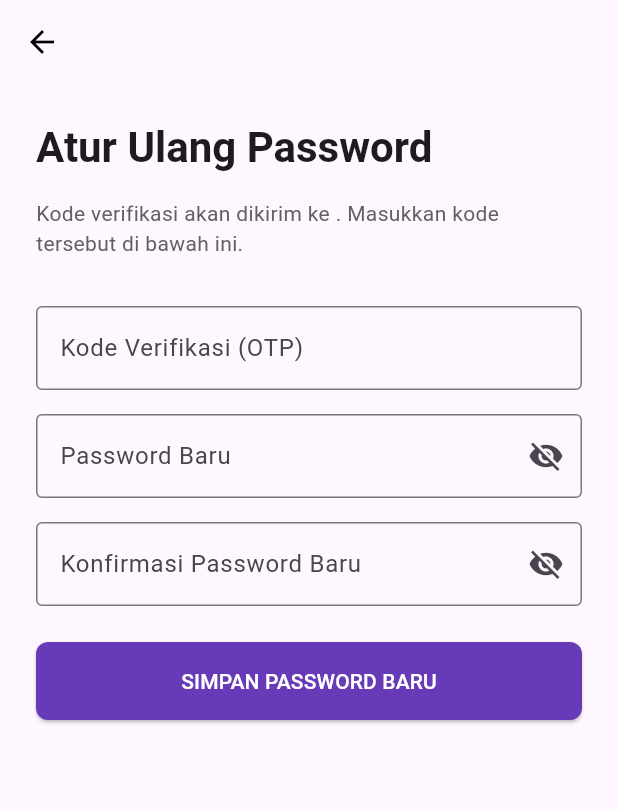
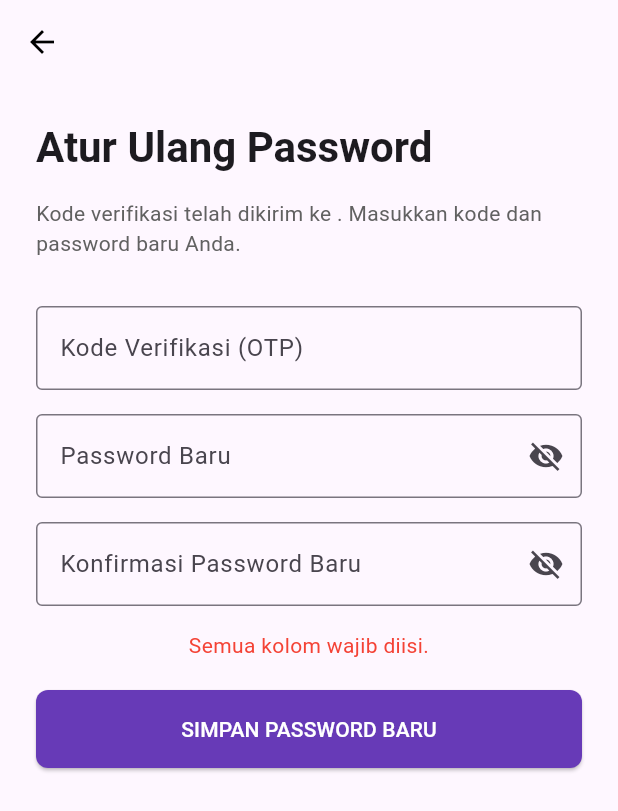
Before and after one commit to piksemos-org/piksel_mos, a Flutter app: the ResetPasswordScreen screen opened directly with empty values, after a tap on "SIMPAN PASSWORD BARU", on a phone screen of 412 x 824 dp. Shown: the top 811 px of the screen. Run offline on Flutter 3.47's test engine with Material 3 defaults, Android fonts, the phone set to English and light mode, and no system bars.

Commit message:
Terbaru 2

```diff
--- a/lib/screens/auth/forgot_password_screen.dart
+++ b/lib/screens/auth/forgot_password_screen.dart
@@ -13,6 +13,7 @@ class ForgotPasswordScreen extends StatefulWidget {
 class _ForgotPasswordScreenState extends State<ForgotPasswordScreen> {
   final _emailPhoneController = TextEditingController();
   bool _isLoading = false;
+  // 3a. State untuk pesan error
   String? _errorMessage;
 
   @override
@@ -42,8 +43,9 @@ class _ForgotPasswordScreenState extends State<ForgotPasswordScreen> {
       final response = await http.post(url, headers: headers, body: body);
 
       if (mounted) {
+        // 3b. Penanganan respons yang lebih detail
         if (response.statusCode == 200) {
-          // 2a & 2b. Mengaktifkan navigasi dan mengirim data
+          // 1. Sukses
           Navigator.push(
             context,
             MaterialPageRoute(
@@ -52,10 +54,17 @@ class _ForgotPasswordScreenState extends State<ForgotPasswordScreen> {
               ),
             ),
           );
-        } else {
+        } else if (response.statusCode == 403) {
+          // 2. Belum Terverifikasi
           final responseData = json.decode(response.body);
           setState(() {
-            _errorMessage = responseData['message'] ?? 'Gagal mengirim kode.';
+            _errorMessage = responseData['message'] ?? 'Akun ini belum diverifikasi.';
+          });
+        } else {
+          // 3. Error Lainnya
+          final responseData = json.decode(response.body);
+          setState(() {
+            _errorMessage = responseData['message'] ?? 'Terjadi kesalahan. Silakan coba lagi.';
           });
         }
       }
@@ -118,6 +127,8 @@ class _ForgotPasswordScreenState extends State<ForgotPasswordScreen> {
                   keyboardType: TextInputType.emailAddress,
                 ),
                 const SizedBox(height: 16),
+
+                // 3c. Tampilkan Pesan Error di UI
                 if (_errorMessage != null)
                   Padding(
                     padding: const EdgeInsets.only(bottom: 10.0),
@@ -127,6 +138,7 @@ class _ForgotPasswordScreenState extends State<ForgotPasswordScreen> {
                       textAlign: TextAlign.center,
                     ),
                   ),
+
                 ElevatedButton(
                   onPressed: _isLoading ? null : _sendResetCode,
                   style: ElevatedButton.styleFrom(
--- a/lib/screens/auth/reset_password_screen.dart
+++ b/lib/screens/auth/reset_password_screen.dart
@@ -1,7 +1,9 @@
 import 'package:flutter/material.dart';
+import 'package:http/http.dart' as http;
+import 'dart:convert';
+import 'package:piksel_mos/screens/auth/login_screen.dart';
 
 class ResetPasswordScreen extends StatefulWidget {
-  // 1a. "Kotak surat" untuk menerima data dari halaman sebelumnya
   final String emailOrPhone;
 
   const ResetPasswordScreen({
@@ -14,8 +16,93 @@ class ResetPasswordScreen extends StatefulWidget {
 }
 
 class _ResetPasswordScreenState extends State<ResetPasswordScreen> {
+  // 3a. State Management
+  final _otpController = TextEditingController();
+  final _newPasswordController = TextEditingController();
+  final _confirmPasswordController = TextEditingController();
+
   bool _isNewPasswordVisible = false;
   bool _isConfirmPasswordVisible = false;
+  bool _isLoading = false;
+  String? _errorMessage;
+
+  @override
+  void dispose() {
+    _otpController.dispose();
+    _newPasswordController.dispose();
+    _confirmPasswordController.dispose();
+    super.dispose();
+  }
+
+  // 3b. Implementasi di Tombol "SIMPAN PASSWORD BARU"
+  Future<void> _saveNewPassword() async {
+    // Validasi di sisi aplikasi
+    if (_otpController.text.isEmpty ||
+        _newPasswordController.text.isEmpty ||
+        _confirmPasswordController.text.isEmpty) {
+      setState(() {
+        _errorMessage = 'Semua kolom wajib diisi.';
+      });
+      return;
+    }
+    if (_newPasswordController.text != _confirmPasswordController.text) {
+      setState(() {
+        _errorMessage = 'Password baru dan konfirmasi tidak cocok.';
+      });
+      return;
+    }
+
+    setState(() {
+      _isLoading = true;
+      _errorMessage = null;
+    });
+
+    try {
+      final url = Uri.parse('http://178.128.18.30:3000/api/auth/reset-password');
+      final headers = {'Content-Type': 'application/json; charset=UTF-8'};
+      final body = json.encode({
+        'emailOrPhone': widget.emailOrPhone,
+        'otpCode': _otpController.text,
+        'newPassword': _newPasswordController.text,
+      });
+
+      final response = await http.post(url, headers: headers, body: body);
+
+      // 3c. Tangani Respons & Navigasi
+      if (mounted) {
+        if (response.statusCode == 200) {
+          // Sukses
+          Navigator.pushAndRemoveUntil(
+            context,
+            MaterialPageRoute(
+              builder: (context) => const LoginScreen(
+                initialMessage: "Password berhasil diubah. Silakan login.",
+              ),
+            ),
+                (route) => false, // Hapus semua rute sebelumnya
+          );
+        } else {
+          // Gagal
+          final responseData = json.decode(response.body);
+          setState(() {
+            _errorMessage = responseData['message'] ?? 'Gagal mereset password.';
+          });
+        }
+      }
+    } catch (e) {
+      if (mounted) {
+        setState(() {
+          _errorMessage = 'Gagal terhubung ke server. Periksa koneksi Anda.';
+        });
+      }
+    } finally {
+      if (mounted) {
+        setState(() {
+          _isLoading = false;
+        });
+      }
+    }
+  }
 
   @override
   Widget build(BuildContext context) {
@@ -45,17 +132,15 @@ class _ResetPasswordScreenState extends State<ResetPasswordScreen> {
                   ),
                 ),
                 const SizedBox(height: 16),
-
-                // 1b. Menampilkan data yang diterima dari halaman sebelumnya
                 Text(
-                  'Kode verifikasi akan dikirim ke ${widget.emailOrPhone}. Masukkan kode tersebut di bawah ini.',
+                  'Kode verifikasi telah dikirim ke ${widget.emailOrPhone}. Masukkan kode dan password baru Anda.',
                   style: Theme.of(context).textTheme.bodyMedium?.copyWith(
                     color: Colors.grey.shade700,
                   ),
                 ),
-
                 const SizedBox(height: 32),
                 TextField(
+                  controller: _otpController,
                   decoration: const InputDecoration(
                     labelText: 'Kode Verifikasi (OTP)',
                     border: OutlineInputBorder(),
@@ -66,6 +151,7 @@ class _ResetPasswordScreenState extends State<ResetPasswordScreen> {
                 ),
                 const SizedBox(height: 16),
                 TextField(
+                  controller: _newPasswordController,
                   obscureText: !_isNewPasswordVisible,
                   decoration: InputDecoration(
                     labelText: 'Password Baru',
@@ -78,6 +164,7 @@ class _ResetPasswordScreenState extends State<ResetPasswordScreen> {
                 ),
                 const SizedBox(height: 16),
                 TextField(
+                  controller: _confirmPasswordController,
                   obscureText: !_isConfirmPasswordVisible,
                   decoration: InputDecoration(
                     labelText: 'Konfirmasi Password Baru',
@@ -88,17 +175,34 @@ class _ResetPasswordScreenState extends State<ResetPasswordScreen> {
                     ),
                   ),
                 ),
-                const SizedBox(height: 24),
+                const SizedBox(height: 16),
+                if (_errorMessage != null)
+                  Padding(
+                    padding: const EdgeInsets.only(bottom: 10.0),
+                    child: Text(
+                      _errorMessage!,
+                      style: const TextStyle(color: Colors.red, fontSize: 14),
+                      textAlign: TextAlign.center,
+                    ),
+                  ),
+                const SizedBox(height: 10),
                 ElevatedButton(
-                  onPressed: () {
-                    print('Password baru disimpan...');
-                  },
+                  onPressed: _isLoading ? null : _saveNewPassword,
                   style: ElevatedButton.styleFrom(
                     backgroundColor: Colors.deepPurple,
                     foregroundColor: Colors.white,
                     padding: const EdgeInsets.symmetric(vertical: 16),
                   ),
-                  child: const Text('SIMPAN PASSWORD BARU'),
+                  child: _isLoading
+                      ? const SizedBox(
+                    height: 20,
+                    width: 20,
+                    child: CircularProgressIndicator(
+                      color: Colors.white,
+                      strokeWidth: 3,
+                    ),
+                  )
+                      : const Text('SIMPAN PASSWORD BARU'),
                 ),
               ],
             ),
```
